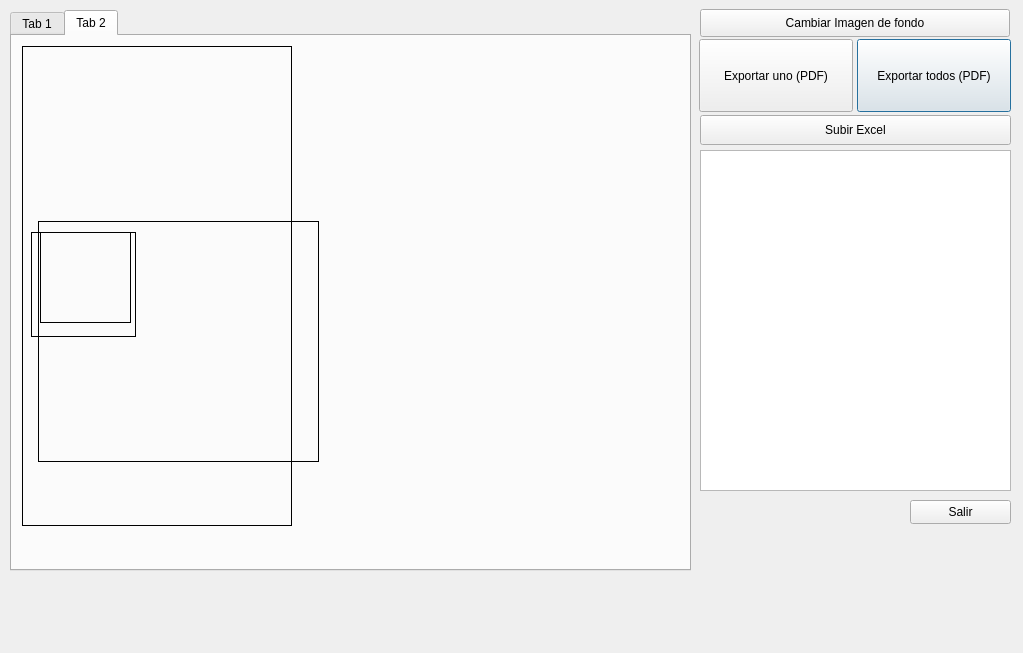
Dramzii23/Diplomatic, file UI_FILES/mainWindow2.ui: the form before one commit.
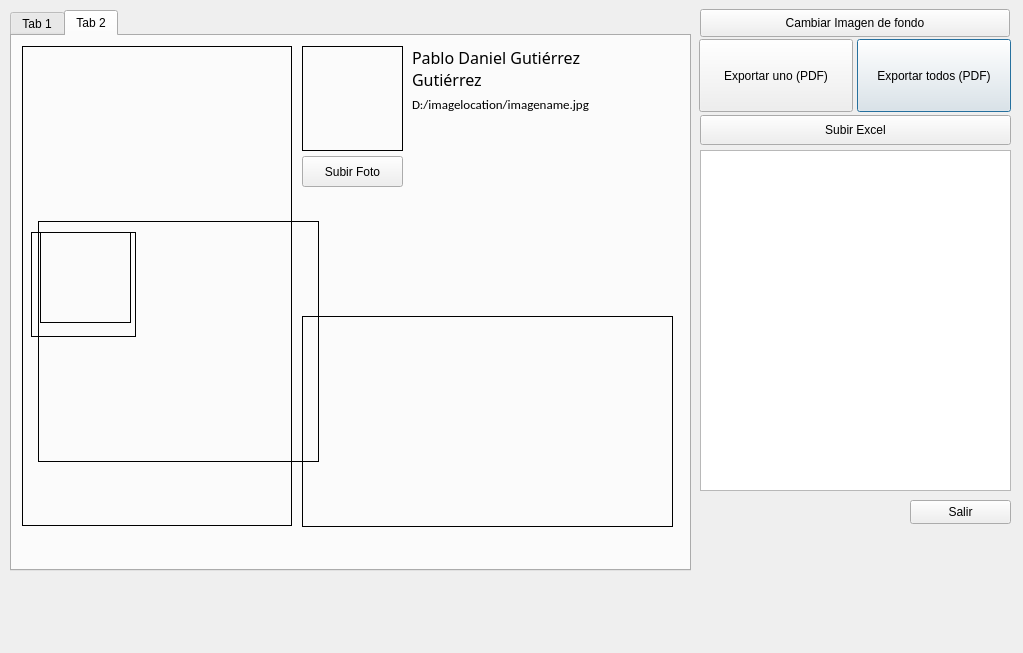
The form after the commit. The open tabs and pages were chosen to show the change. Icons and pictures are not drawn.

```diff
--- a/UI_FILES/mainWindow2.ui
+++ b/UI_FILES/mainWindow2.ui
@@ -308,6 +308,173 @@
       <bool>true</bool>
      </property>
     </widget>
+    <widget class="QLabel" name="imageLabelFBStoryProfile2">
+     <property name="geometry">
+      <rect>
+       <x>290</x>
+       <y>10</y>
+       <width>101</width>
+       <height>105</height>
+      </rect>
+     </property>
+     <property name="layoutDirection">
+      <enum>Qt::LeftToRight</enum>
+     </property>
+     <property name="styleSheet">
+      <string notr="true">border: 1px solid black;
+</string>
+     </property>
+     <property name="text">
+      <string/>
+     </property>
+     <property name="pixmap">
+      <pixmap>../img/profileImage.png</pixmap>
+     </property>
+     <property name="scaledContents">
+      <bool>true</bool>
+     </property>
+     <property name="wordWrap">
+      <bool>true</bool>
+     </property>
+    </widget>
+    <widget class="QLabel" name="labelName2">
+     <property name="geometry">
+      <rect>
+       <x>400</x>
+       <y>10</y>
+       <width>171</width>
+       <height>41</height>
+      </rect>
+     </property>
+     <property name="font">
+      <font>
+       <family>Montserrat SemiBold</family>
+       <pointsize>12</pointsize>
+       <italic>false</italic>
+       <bold>false</bold>
+      </font>
+     </property>
+     <property name="cursor">
+      <cursorShape>SizeAllCursor</cursorShape>
+     </property>
+     <property name="mouseTracking">
+      <bool>true</bool>
+     </property>
+     <property name="tabletTracking">
+      <bool>false</bool>
+     </property>
+     <property name="layoutDirection">
+      <enum>Qt::RightToLeft</enum>
+     </property>
+     <property name="autoFillBackground">
+      <bool>false</bool>
+     </property>
+     <property name="styleSheet">
+      <string notr="true">color: black;</string>
+     </property>
+     <property name="text">
+      <string>Pablo Daniel Gutiérrez Gutiérrez</string>
+     </property>
+     <property name="textFormat">
+      <enum>Qt::PlainText</enum>
+     </property>
+     <property name="alignment">
+      <set>Qt::AlignLeading|Qt::AlignLeft|Qt::AlignTop</set>
+     </property>
+     <property name="wordWrap">
+      <bool>true</bool>
+     </property>
+    </widget>
+    <widget class="QPushButton" name="exportSubirFotoBoton">
+     <property name="geometry">
+      <rect>
+       <x>290</x>
+       <y>120</y>
+       <width>101</width>
+       <height>31</height>
+      </rect>
+     </property>
+     <property name="text">
+      <string>Subir Foto</string>
+     </property>
+    </widget>
+    <widget class="QLabel" name="imageLabelFBStory_3">
+     <property name="geometry">
+      <rect>
+       <x>290</x>
+       <y>280</y>
+       <width>371</width>
+       <height>211</height>
+      </rect>
+     </property>
+     <property name="layoutDirection">
+      <enum>Qt::LeftToRight</enum>
+     </property>
+     <property name="styleSheet">
+      <string notr="true">border: 1px solid black;
+</string>
+     </property>
+     <property name="text">
+      <string/>
+     </property>
+     <property name="pixmap">
+      <pixmap>../img/BGFBStory.png</pixmap>
+     </property>
+     <property name="scaledContents">
+      <bool>true</bool>
+     </property>
+     <property name="wordWrap">
+      <bool>true</bool>
+     </property>
+    </widget>
+    <widget class="QLabel" name="labelName2_2">
+     <property name="geometry">
+      <rect>
+       <x>400</x>
+       <y>60</y>
+       <width>251</width>
+       <height>41</height>
+      </rect>
+     </property>
+     <property name="font">
+      <font>
+       <family>Calibri</family>
+       <pointsize>10</pointsize>
+       <italic>false</italic>
+       <bold>false</bold>
+      </font>
+     </property>
+     <property name="cursor">
+      <cursorShape>SizeAllCursor</cursorShape>
+     </property>
+     <property name="mouseTracking">
+      <bool>true</bool>
+     </property>
+     <property name="tabletTracking">
+      <bool>false</bool>
+     </property>
+     <property name="layoutDirection">
+      <enum>Qt::RightToLeft</enum>
+     </property>
+     <property name="autoFillBackground">
+      <bool>false</bool>
+     </property>
+     <property name="styleSheet">
+      <string notr="true">color: black;</string>
+     </property>
+     <property name="text">
+      <string>D:/imagelocation/imagename.jpg</string>
+     </property>
+     <property name="textFormat">
+      <enum>Qt::PlainText</enum>
+     </property>
+     <property name="alignment">
+      <set>Qt::AlignLeading|Qt::AlignLeft|Qt::AlignTop</set>
+     </property>
+     <property name="wordWrap">
+      <bool>true</bool>
+     </property>
+    </widget>
     <zorder>imageLabelFBStory</zorder>
     <zorder>imageLabelFBStoryAward</zorder>
     <zorder>imageLabelFBStoryWhite</zorder>
```
Left out of the diff: 7 changed lines with no effect on the pictures.
